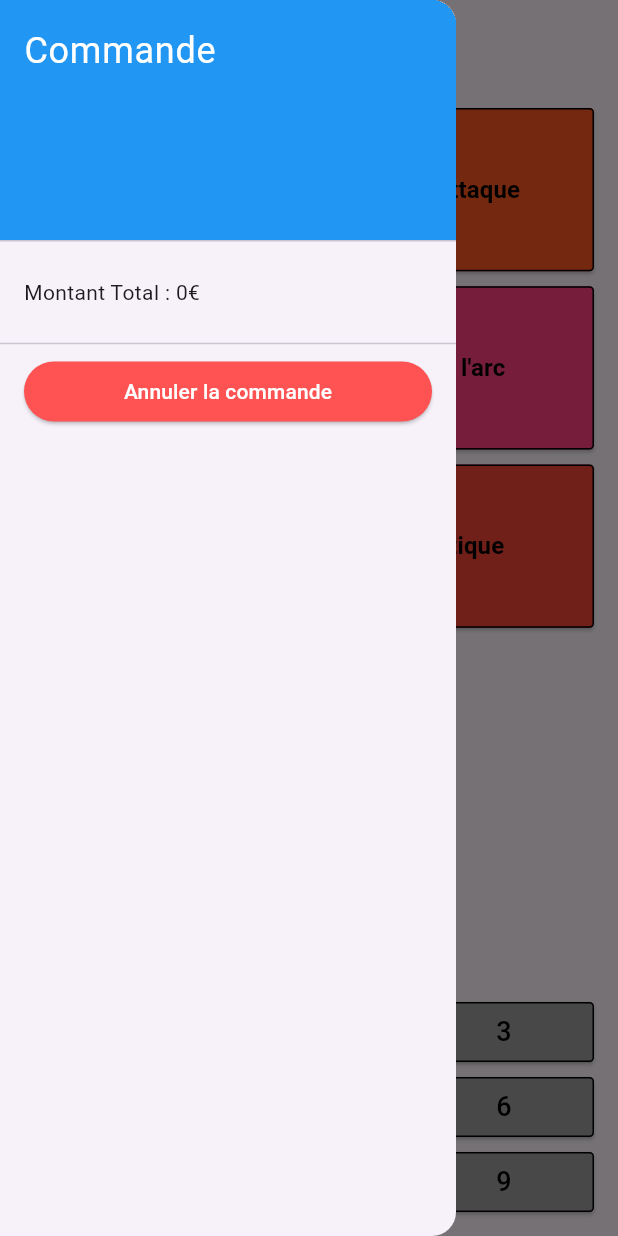
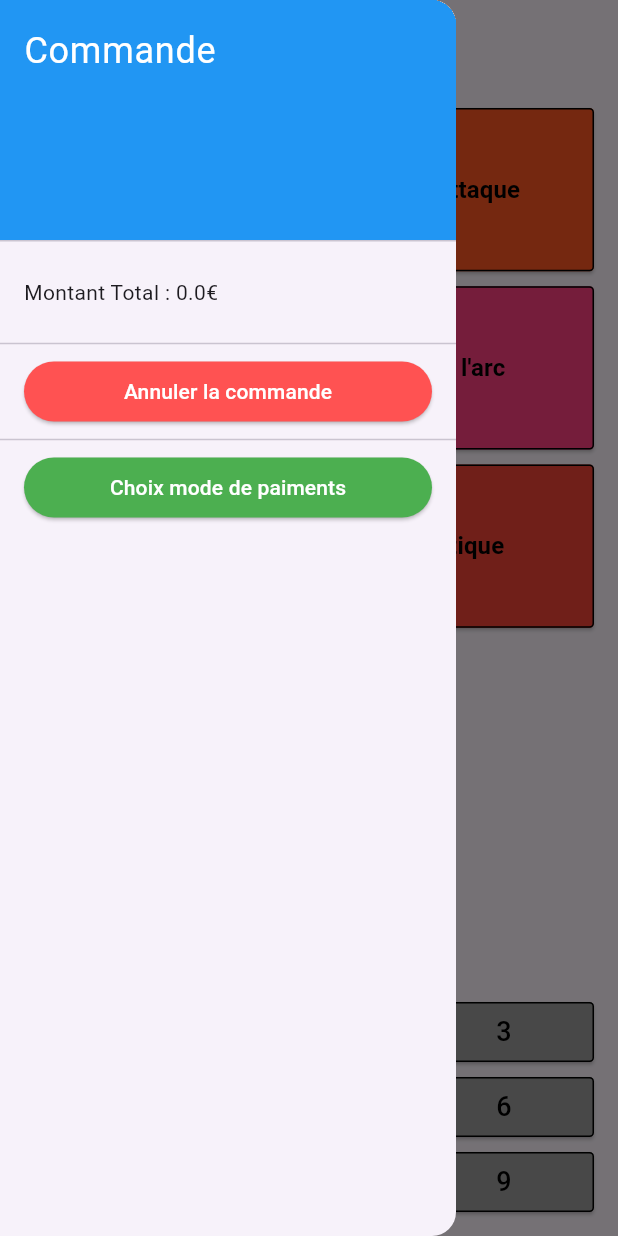
Before and after one commit to LaNuggets/le_pas_du_loup, a Flutter app: the screen it shows after launch, in the side drawer, after a tap on the "menu" icon, on a phone screen of 412 x 824 dp. Run offline on Flutter 3.47's test engine with Material 3 defaults, Android fonts, the light colour scheme and no system bars.

Commit message:
Add Paiment Page+ActivityList Globalized close to be finished

```diff
--- a/first_app/lib/exportation.dart
+++ b/first_app/lib/exportation.dart
@@ -6,5 +6,6 @@ export 'pages/paintball.dart';
 export 'pages/sarbacane.dart';
 export 'pages/tir_arc.dart';
 export 'pages/home.dart';
+export 'pages/paiments.dart';
 export 'widgets/shared_widgets.dart';
 export 'order_state.dart';
--- a/first_app/lib/main.dart
+++ b/first_app/lib/main.dart
@@ -29,6 +29,7 @@ class MyApp extends StatelessWidget {
         '/paintball': (context) => Paintball(),
         '/sarbacane': (context) => Sarbacane(),
         '/tir_arc': (context) => Tir_arc(),
+        '/paiments': (context) => Paiments(),
       },
     );
   }
--- a/first_app/lib/main2.dart
+++ b/first_app/lib/main2.dart
@@ -12,17 +12,17 @@ class MyApp extends StatelessWidget {
       theme: ThemeData(
         primarySwatch: Colors.blue,
       ),
-      home: HomePage(),
+      home: HomePages(),
     );
   }
 }
 
-class HomePage extends StatefulWidget {
+class HomePages extends StatefulWidget {
   @override
   _HomePageState createState() => _HomePageState();
 }
 
-class _HomePageState extends State<HomePage> {
+class _HomePageState extends State<HomePages> {
   int multiplier = 1;
   List<String> selectedActivities = [];
   int selectedActivitiesPrice = 0;
--- a/first_app/lib/pages/home.dart
+++ b/first_app/lib/pages/home.dart
@@ -86,13 +86,14 @@ class HomePage extends StatelessWidget {
     );
   }
 
-  int selectedActivitiesPrice = 0;
-  List<String> selectedActivities = [];
+  var test = trans.reset();
+  var data = trans.getData();
 
   Widget buildDrawer() {
     return Burger(
-      initialSelectedActivitiesPrice: selectedActivitiesPrice,
-      initialSelectedActivities: selectedActivities,
+      initialSelectedActivitiesPrice: data['activitiesPrice'],
+      initialSelectedActivities: data['activitiesList'],
     );
   }
 }
+Transfer trans = Transfer([], 0);
--- a/first_app/lib/widgets/shared_widgets.dart
+++ b/first_app/lib/widgets/shared_widgets.dart
@@ -1,4 +1,5 @@
 import 'package:flutter/material.dart';
+import 'package:first_app/pages/home.dart';
 
 class NumericGrid extends StatelessWidget {
   final List<String> numericButtons;
@@ -123,6 +124,7 @@ class _PriceButtonGridState extends State<PriceButtonGrid> {
             setState(() {
               selectedActivities.add('${widget.multiplier} x ${activity.name} ${activity.price}€');
               selectedActivitiesPrice += widget.multiplier * activity.price;
+              trans.setData(selectedActivities, selectedActivitiesPrice,);
               print(widget.multiplier);
               widget.multiplier = 1; // Réinitialiser le multiplicateur
               print('$selectedActivities');
@@ -150,19 +152,8 @@ class _PriceButtonGridState extends State<PriceButtonGrid> {
 }
 
 
-/*
-class Bt extends StatefulWidget{
-  final Function(int) onSelectedActivitiesPriceChange;
-  final Function(List<String>) onSelectedActivitiesChange;
-
-  const Bt({Key? key, required this.onSelectedActivitiesPriceChange, required this.onSelectedActivitiesChange}) : super(key: key);
-
-  @override
-  _BurgerState createState() => _BurgerState();
-}
-*/
 class Burger extends StatefulWidget {
-  final int initialSelectedActivitiesPrice;
+  final double initialSelectedActivitiesPrice;
   final List<String> initialSelectedActivities;
 
   Burger({
@@ -175,7 +166,7 @@ class Burger extends StatefulWidget {
 }
 
 class _BurgerState extends State<Burger> {
-  late int selectedActivitiesPrice;
+  late double selectedActivitiesPrice;
   late List<String> selectedActivities;
 
   @override
@@ -227,6 +218,7 @@ class _BurgerState extends State<Burger> {
             child: ElevatedButton(
               onPressed: () {
                 setState(() {
+                  trans.reset();
                   selectedActivities.clear();
                   selectedActivitiesPrice = 0;
                 });
@@ -238,17 +230,54 @@ class _BurgerState extends State<Burger> {
               ),
             ),
           ),
+          Divider(),
+          Padding(
+              padding: const EdgeInsets.symmetric(horizontal: 16.0),
+            child: ElevatedButton(
+              onPressed: () {
+                Navigator.pushNamed(context, '/paiments');
+              },
+              child: Text('Choix mode de paiments'),
+              style: ElevatedButton.styleFrom(
+                backgroundColor: Colors.green,
+                foregroundColor: Colors.white,
+              ),
+            ),
+          ),
         ],
       ),
     );
   }
 
-  int calculatePrice(String activity) {
+  double calculatePrice(String activity) {
     final parts = activity.split(' ');
     for (var i = 0; i < parts.length; i++) {
       parts[i] = parts[i].replaceAll("€", "");
     }
-    int priceToDeduce = int.parse(parts[parts.length - 1]) * int.parse(parts[0]);
+    double priceToDeduce = double.parse(parts[parts.length - 1]) * double.parse(parts[0]);
     return priceToDeduce;
   }
 }
+
+
+class Transfer {
+   List<String> activitiesList;
+   double activitiesPrice;
+
+   Transfer(this.activitiesList, this.activitiesPrice);
+
+   Map<String, dynamic> getData(){
+    print('from getData $activitiesList $activitiesPrice');
+    return {'activitiesList': activitiesList, 'activitiesPrice': activitiesPrice};
+  }
+
+  setData(activitiesList1, activitiesPrice1){
+     this.activitiesList = activitiesList1;
+     this.activitiesPrice = activitiesPrice1;
+  }
+
+  reset(){
+     this.activitiesPrice = 0;
+     this.activitiesList = [];
+  }
+}
```
Also changed, not shown: first_app/lib/pages/paiments.dart (added, +67 -0 lines), first_app/lib/pages/product_page.dart (deleted, +0 -71 lines).
